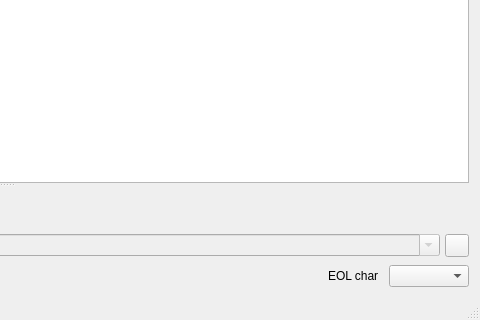
Before: the Qt Designer form mainwindow.ui in HEYAHONG/cutecom-ng, drawn with Qt 5; both pictures show x 470 to 950 and y 380 to 700 of the 950 by 700 pixel window.
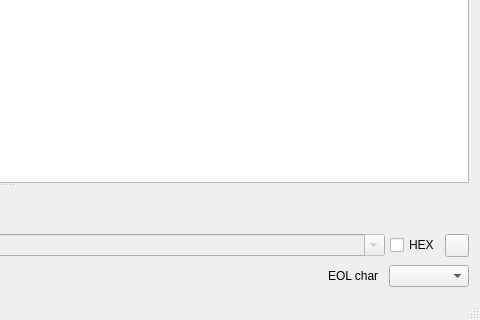
After: the same form once the commit is applied. Icons and pictures are not drawn. Custom widgets are drawn as their Qt base class.

What changed in the file:
```diff
--- a/mainwindow.ui
+++ b/mainwindow.ui
@@ -190,6 +190,13 @@
         </property>
        </widget>
       </item>
+      <item>
+       <widget class="QCheckBox" name="HexcheckBox">
+        <property name="text">
+         <string>HEX</string>
+        </property>
+       </widget>
+      </item>
       <item>
        <widget class="QToolButton" name="splitOutputBtn">
         <property name="text">
```
